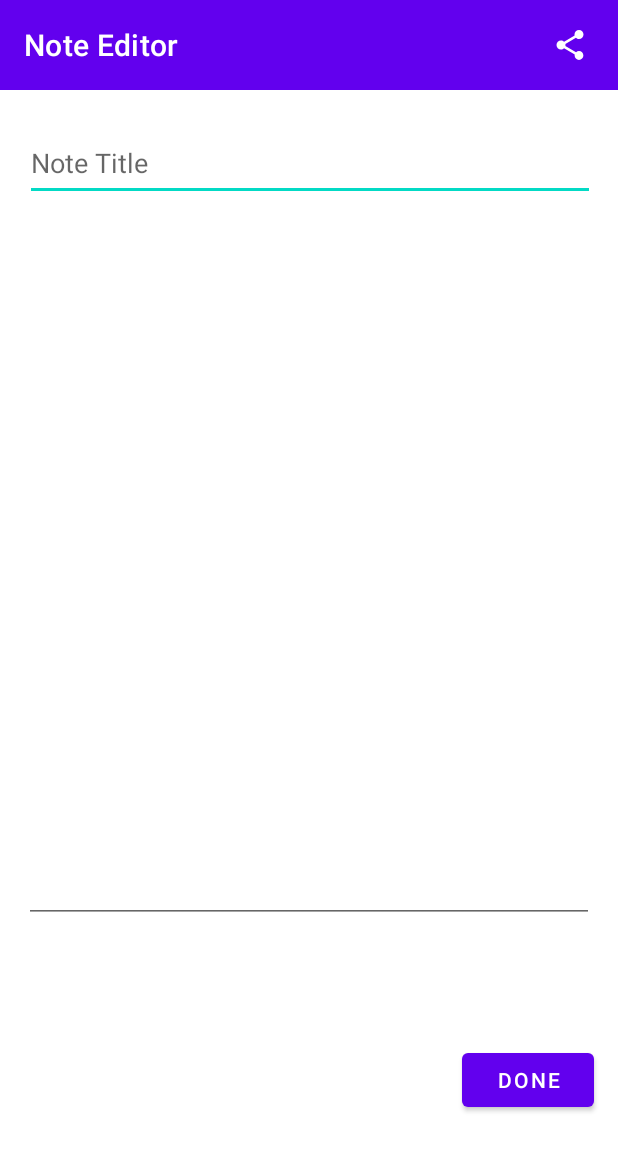
After one commit to svenfulen/Scheduler, an Android app: the NotesEditor screen opened directly, with no data from a screen before it, on a phone screen of 412 x 824 dp. The commit adds this screen. Shown: the top 1151 px of the screen. Run offline under Robolectric (Android 15) with nearby library versions, the phone set to English and light mode, and no system bars.

Commit message:
Added Notes editor, notes view, add/edit/delete notes

```diff
--- a/app/src/main/AndroidManifest.xml
+++ b/app/src/main/AndroidManifest.xml
@@ -9,6 +9,12 @@
         android:roundIcon="@mipmap/ic_launcher_round"
         android:supportsRtl="true"
         android:theme="@style/Theme.SvenFulenchek_WGUScheduler">
+        <activity
+            android:name=".ui.UI.Notes.NotesEditor"
+            android:exported="false" />
+        <activity
+            android:name=".ui.UI.Notes.NotesView"
+            android:exported="false" />
         <activity
             android:name=".ui.UI.Assessments.AssessmentEditor"
             android:exported="false" />
--- /dev/null
+++ b/app/src/main/java/com/example/svenfulenchek_wguscheduler/ui/DAO/InstructorDAO.java
@@ -0,0 +1,4 @@
+package com.example.svenfulenchek_wguscheduler.ui.DAO;
+
+public interface InstructorDAO {
+}
--- a/app/src/main/java/com/example/svenfulenchek_wguscheduler/ui/DAO/NoteDAO.java
+++ b/app/src/main/java/com/example/svenfulenchek_wguscheduler/ui/DAO/NoteDAO.java
@@ -24,4 +24,10 @@ public interface NoteDAO {
 
     @Query("SELECT * FROM NOTES")
     public List<Note> getAllNotes();
+
+    @Query("SELECT * FROM NOTES WHERE courseId=:courseId")
+    public List<Note> getNotesInCourse(int courseId);
+
+    @Query("DELETE FROM NOTES WHERE id=:id")
+    void deleteById(int id);
 }
--- /dev/null
+++ b/app/src/main/java/com/example/svenfulenchek_wguscheduler/ui/Entity/Instructor.java
@@ -0,0 +1,4 @@
+package com.example.svenfulenchek_wguscheduler.ui.Entity;
+
+public class Instructor {
+}
--- a/app/src/main/java/com/example/svenfulenchek_wguscheduler/ui/UI/MainActivity.java
+++ b/app/src/main/java/com/example/svenfulenchek_wguscheduler/ui/UI/MainActivity.java
@@ -13,6 +13,8 @@ import com.example.svenfulenchek_wguscheduler.ui.UI.Terms.TermsList;
 
 public class MainActivity extends AppCompatActivity {
 
+    // This repository is shared across all activities
+    // Therefore, if MainActivity never calls onCreate() the app will break.
     public static Repository db;
 
     @Override
--- /dev/null
+++ b/app/src/main/java/com/example/svenfulenchek_wguscheduler/ui/UI/Notes/NotesEditor.java
@@ -0,0 +1,87 @@
+package com.example.svenfulenchek_wguscheduler.ui.UI.Notes;
+
+import androidx.appcompat.app.AppCompatActivity;
+
+import android.content.Intent;
+import android.os.Bundle;
+import android.view.View;
+import android.widget.ImageButton;
+import android.widget.TextView;
+import android.widget.Toast;
+
+import com.example.svenfulenchek_wguscheduler.R;
+import com.example.svenfulenchek_wguscheduler.ui.Database.Repository;
+import com.example.svenfulenchek_wguscheduler.ui.UI.MainActivity;
+
+/*
+Required extras for edit mode:
+NOTE_TITLE
+NOTE_CONTENT
+NOTE_ID
+ */
+
+public class NotesEditor extends AppCompatActivity {
+
+    Repository db;
+
+    boolean editMode = false;
+    int NOTE_ID;
+
+    TextView noteTitleEditor;
+    TextView noteContentEditor;
+    ImageButton deleteButton;
+
+    @Override
+    protected void onCreate(Bundle savedInstanceState) {
+        super.onCreate(savedInstanceState);
+        setContentView(R.layout.activity_notes_editor);
+
+        db = MainActivity.db;
+
+        // UI elements
+        noteTitleEditor = (TextView)findViewById(R.id.noteTitleEditor);
+        noteContentEditor = (TextView)findViewById(R.id.noteContentEditor);
+        deleteButton = (ImageButton)findViewById(R.id.deleteButton);
+
+        // Determine if the note is being edited or a new note is being created
+        Intent existingNoteData = getIntent();
+        editMode = existingNoteData.getBooleanExtra("EDIT", false);
+
+        // Populate UI with existing note if edit mode
+        if (editMode) {
+            noteTitleEditor.setText(existingNoteData.getStringExtra("NOTE_TITLE"));
+            noteContentEditor.setText(existingNoteData.getStringExtra("NOTE_CONTENT"));
+            deleteButton.setVisibility(View.VISIBLE);
+            NOTE_ID = existingNoteData.getIntExtra("NOTE_ID", -1);
+        }
+
+    }
+
+    public void deleteNote(View view){
+        db.deleteNoteById(NOTE_ID);
+        setResult(RESULT_OK);
+        finish();
+    }
+
+    public void onUserFinished(View view){
+        // Retrieve form data
+        String NOTE_TITLE = noteTitleEditor.getText().toString();
+        String NOTE_CONTENT = noteContentEditor.getText().toString();
+
+        // Make sure user has entered in data for each field
+        if (!NOTE_TITLE.isEmpty() && !NOTE_CONTENT.isEmpty()) {
+            // Return course data in Intent
+            Intent extras = new Intent();
+            extras.putExtra("NOTE_TITLE", NOTE_TITLE);
+            extras.putExtra("NOTE_CONTENT", NOTE_CONTENT);
+            if(editMode){ extras.putExtra("NOTE_ID", NOTE_ID); }
+            setResult(RESULT_OK, extras);
+            finish();
+        }
+        else {
+            Toast.makeText(getApplicationContext(), "Please fill all fields", Toast.LENGTH_SHORT).show();
+        }
+
+    }
+
+}
--- a/app/src/main/java/com/example/svenfulenchek_wguscheduler/ui/utils.java
+++ b/app/src/main/java/com/example/svenfulenchek_wguscheduler/ui/utils.java
@@ -5,6 +5,7 @@ public class utils {
     public static final int DATABASE_VERSION = 40;
 
     // Request codes for all activities are handled HERE
+    public static final int NOTES_VIEW_RETURN = 6;
     public static final int COURSE_VIEW_RETURN = 7;
     public static final int TERM_LIST_RETURN = 9;
     public static final int TERM_VIEW_RETURN = 8;
@@ -21,5 +22,7 @@ public class utils {
     public static final int EDIT_ASSESSMENT_REQUEST_CODE = 31;
     //TODO: REMOVE public static final int DELETE_ASSESSMENT_REQUEST_CODE = 32;
 
+    public static final int ADD_NOTE_REQUEST_CODE = 40;
+
 
 }
--- a/app/src/main/res/drawable/ic_baseline_delete_24.xml
+++ b/app/src/main/res/drawable/ic_baseline_delete_24.xml
@@ -1,4 +1,4 @@
-<vector android:height="24dp" android:tint="#5A5A5A"
+<vector android:height="24dp" android:tint="#FFFFFF"
     android:viewportHeight="24" android:viewportWidth="24"
     android:width="24dp" xmlns:android="http://schemas.android.com/apk/res/android">
     <path android:fillColor="@android:color/white" android:pathData="M6,19c0,1.1 0.9,2 2,2h8c1.1,0 2,-0.9 2,-2V7H6v12zM19,4h-3.5l-1,-1h-5l-1,1H5v2h14V4z"/>
--- /dev/null
+++ b/app/src/main/res/drawable/ic_baseline_share_24.xml
@@ -0,0 +1,5 @@
+<vector android:height="24dp" android:tint="#FFFFFF"
+    android:viewportHeight="24" android:viewportWidth="24"
+    android:width="24dp" xmlns:android="http://schemas.android.com/apk/res/android">
+    <path android:fillColor="@android:color/white" android:pathData="M18,16.08c-0.76,0 -1.44,0.3 -1.96,0.77L8.91,12.7c0.05,-0.23 0.09,-0.46 0.09,-0.7s-0.04,-0.47 -0.09,-0.7l7.05,-4.11c0.54,0.5 1.25,0.81 2.04,0.81 1.66,0 3,-1.34 3,-3s-1.34,-3 -3,-3 -3,1.34 -3,3c0,0.24 0.04,0.47 0.09,0.7L8.04,9.81C7.5,9.31 6.79,9 6,9c-1.66,0 -3,1.34 -3,3s1.34,3 3,3c0.79,0 1.5,-0.31 2.04,-0.81l7.12,4.16c-0.05,0.21 -0.08,0.43 -0.08,0.65 0,1.61 1.31,2.92 2.92,2.92 1.61,0 2.92,-1.31 2.92,-2.92s-1.31,-2.92 -2.92,-2.92z"/>
+</vector>
--- a/app/src/main/res/layout/activity_course_view.xml
+++ b/app/src/main/res/layout/activity_course_view.xml
@@ -49,6 +49,7 @@
         android:layout_width="176dp"
         android:layout_height="64dp"
         android:layout_marginTop="8dp"
+        android:onClick="openNotesView"
         android:text="Notes"
         app:layout_constraintEnd_toStartOf="@+id/instructorsButton"
         app:layout_constraintStart_toStartOf="parent"
--- /dev/null
+++ b/app/src/main/res/layout/activity_notes_editor.xml
@@ -0,0 +1,84 @@
+<?xml version="1.0" encoding="utf-8"?>
+<androidx.constraintlayout.widget.ConstraintLayout xmlns:android="http://schemas.android.com/apk/res/android"
+    xmlns:app="http://schemas.android.com/apk/res-auto"
+    xmlns:tools="http://schemas.android.com/tools"
+    android:layout_width="match_parent"
+    android:layout_height="match_parent"
+    tools:context=".ui.UI.Notes.NotesEditor">
+
+    <androidx.appcompat.widget.Toolbar
+        android:id="@+id/toolbar_note_editor"
+        android:layout_width="match_parent"
+        android:layout_height="60dp"
+        android:layout_weight="1"
+        android:background="?attr/colorPrimary"
+        android:minHeight="?attr/actionBarSize"
+        android:textAlignment="viewStart"
+        android:theme="?attr/actionBarTheme"
+        app:layout_constraintEnd_toEndOf="parent"
+        app:layout_constraintStart_toStartOf="parent"
+        app:layout_constraintTop_toTopOf="parent"
+        app:subtitleTextColor="#CACACA"
+        app:title="Note Editor"
+        app:titleTextColor="#FFFFFF" />
+
+    <EditText
+        android:id="@+id/noteTitleEditor"
+        android:layout_width="380dp"
+        android:layout_height="50dp"
+        android:layout_marginTop="24dp"
+        android:ems="10"
+        android:hint="Note Title"
+        android:inputType="textPersonName"
+        app:layout_constraintEnd_toEndOf="parent"
+        app:layout_constraintHorizontal_bias="0.516"
+        app:layout_constraintStart_toStartOf="parent"
+        app:layout_constraintTop_toBottomOf="@+id/toolbar_note_editor" />
+
+    <EditText
+        android:id="@+id/noteContentEditor"
+        android:layout_width="380dp"
+        android:layout_height="400dp"
+        android:layout_marginBottom="128dp"
+        android:ems="10"
+        android:gravity="start|top"
+        android:inputType="textMultiLine"
+        app:layout_constraintBottom_toBottomOf="parent"
+        app:layout_constraintEnd_toEndOf="parent"
+        app:layout_constraintStart_toStartOf="parent"
+        app:layout_constraintTop_toBottomOf="@+id/noteTitleEditor" />
+
+    <Button
+        android:id="@+id/saveButton"
+        android:layout_width="wrap_content"
+        android:layout_height="wrap_content"
+        android:onClick="onUserFinished"
+        android:text="Done"
+        app:layout_constraintBottom_toBottomOf="parent"
+        app:layout_constraintEnd_toEndOf="@+id/noteContentEditor"
+        app:layout_constraintTop_toBottomOf="@+id/noteContentEditor" />
+
+    <ImageButton
+        android:id="@+id/shareButton"
+        android:layout_width="wrap_content"
+        android:layout_height="wrap_content"
+        android:layout_marginEnd="8dp"
+        android:backgroundTint="#00FFFFFF"
+        app:layout_constraintBottom_toBottomOf="@+id/toolbar_note_editor"
+        app:layout_constraintEnd_toEndOf="@+id/toolbar_note_editor"
+        app:layout_constraintTop_toTopOf="@+id/toolbar_note_editor"
+        app:srcCompat="@drawable/ic_baseline_share_24" />
+
+    <ImageButton
+        android:id="@+id/deleteButton"
+        android:layout_width="wrap_content"
+        android:layout_height="wrap_content"
+        android:layout_marginEnd="8dp"
+        android:backgroundTint="#00FFFFFF"
+        android:onClick="deleteNote"
+        android:visibility="gone"
+        app:layout_constraintBottom_toBottomOf="@+id/toolbar_note_editor"
+        app:layout_constraintEnd_toStartOf="@+id/shareButton"
+        app:layout_constraintTop_toTopOf="@+id/toolbar_note_editor"
+        app:srcCompat="@drawable/ic_baseline_delete_24" />
+</androidx.constraintlayout.widget.ConstraintLayout>
```
Also changed, not shown: app/src/main/java/com/example/svenfulenchek_wguscheduler/ui/Database/Repository.java (+38 -0 lines), app/src/main/java/com/example/svenfulenchek_wguscheduler/ui/UI/Adapters/NotesAdapter.java (added, +82 -0 lines), app/src/main/java/com/example/svenfulenchek_wguscheduler/ui/UI/Courses/CourseView.java (+7 -0 lines), app/src/main/java/com/example/svenfulenchek_wguscheduler/ui/UI/Notes/NotesView.java (added, +96 -0 lines), app/src/main/res/drawable/note_background.xml (added, +7 -0 lines), app/src/main/res/layout/activity_assessment_view.xml (+10 -6 lines), app/src/main/res/layout/activity_notes_view.xml (added, +46 -0 lines), app/src/main/res/layout/list_item_note.xml (added, +30 -0 lines).
